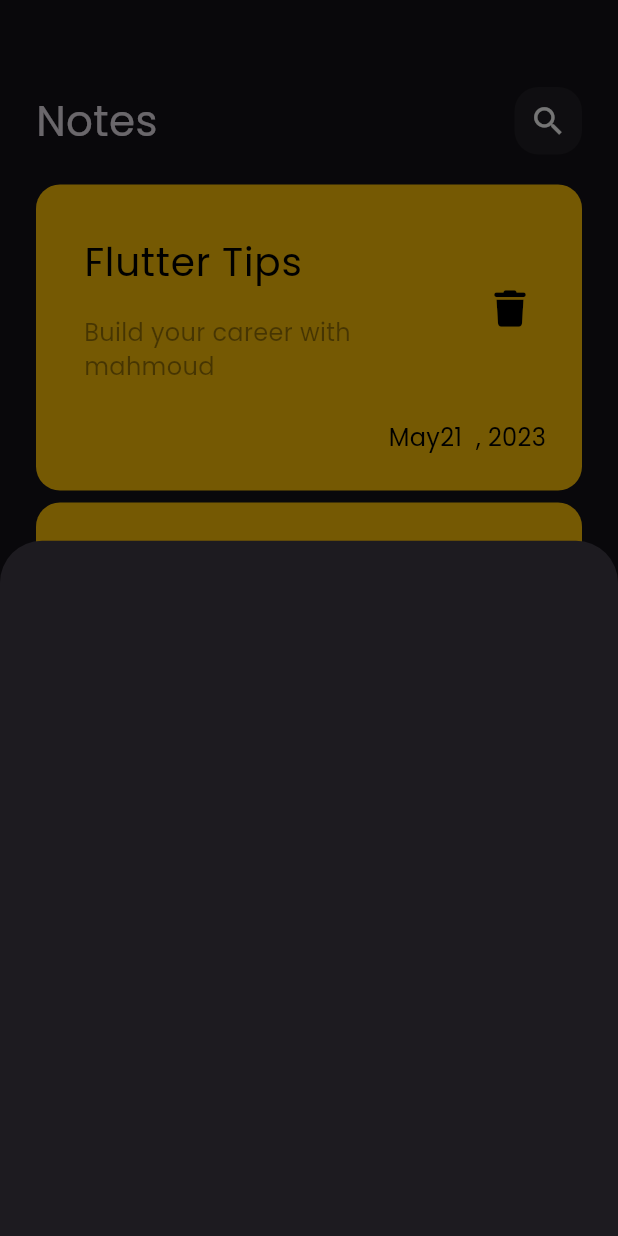
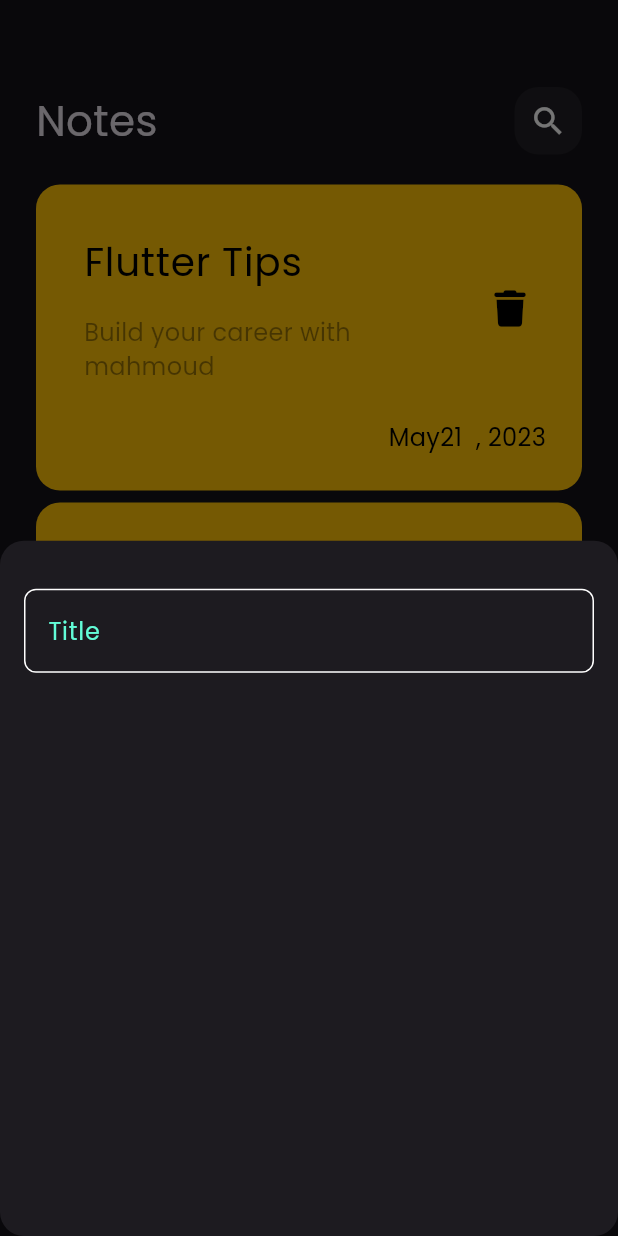
Before and after one commit to mahmoudbadr2/note_app, a Flutter app: the screen it shows after launch, after a tap on the "add" icon, on a phone screen of 412 x 824 dp. Run offline on Flutter 3.47's test engine with Material 3 defaults, Android fonts, the phone set to English and light mode, and no system bars; our stand-ins replace font_awesome_flutter.

Commit message:
create custom text field

```diff
--- /dev/null
+++ b/lib/constants.dart
@@ -0,0 +1,3 @@
+import 'package:flutter/material.dart';
+
+const kPrimaryColor = Color(0xff62FCD7);
--- a/lib/views/notes_view.dart
+++ b/lib/views/notes_view.dart
@@ -1,5 +1,5 @@
 import 'package:flutter/material.dart';
-import 'package:note_app/widgests/add_node_bpttom_sheet.dart';
+import 'package:note_app/widgests/add_node_bottom_sheet.dart';
 import 'package:note_app/widgests/note_view_body.dart';
 
 class NotesView extends StatelessWidget {
@@ -11,9 +11,12 @@ class NotesView extends StatelessWidget {
       floatingActionButton: FloatingActionButton(
         onPressed: () {
           showModalBottomSheet(
+              shape: RoundedRectangleBorder(
+                borderRadius: BorderRadius.circular(16),
+              ),
               context: context,
               builder: (context) {
-                return AddBottomSheet();
+                return const AddBottomSheet();
               });
         },
         child: const Icon(Icons.add),
--- /dev/null
+++ b/lib/widgests/add_node_bottom_sheet.dart
@@ -0,0 +1,18 @@
+import 'package:flutter/material.dart';
+import 'package:note_app/widgests/custom_text_field.dart';
+
+class AddBottomSheet extends StatelessWidget {
+  const AddBottomSheet({super.key});
+
+  @override
+  Widget build(BuildContext context) {
+    return const Padding(
+      padding: EdgeInsets.symmetric(horizontal: 16, vertical: 32),
+      child: Column(
+        children: [
+          CustomTextField(),
+        ],
+      ),
+    );
+  }
+}
--- a/lib/widgests/add_node_bpttom_sheet.dart
+++ /dev/null
@@ -1,10 +0,0 @@
-import 'package:flutter/material.dart';
-
-class AddBottomSheet extends StatelessWidget {
-  const AddBottomSheet({super.key});
-
-  @override
-  Widget build(BuildContext context) {
-    return Container();
-  }
-}
--- /dev/null
+++ b/lib/widgests/custom_text_field.dart
@@ -0,0 +1,27 @@
+import 'package:flutter/material.dart';
+import 'package:note_app/constants.dart';
+
+class CustomTextField extends StatelessWidget {
+  const CustomTextField({super.key});
+
+  @override
+  Widget build(BuildContext context) {
+    return TextField(
+      cursorColor: kPrimaryColor,
+      decoration: InputDecoration(
+          hintText: 'Title',
+          hintStyle: TextStyle(color: kPrimaryColor),
+          border: buildBorder(),
+          enabledBorder: buildBorder(),
+          focusedBorder: buildBorder(color: kPrimaryColor)),
+    );
+  }
+}
+
+OutlineInputBorder buildBorder({color}) {
+  return OutlineInputBorder(
+      borderRadius: BorderRadius.circular(8),
+      borderSide: BorderSide(
+        color: color ?? Colors.white,
+      ));
+}
```
